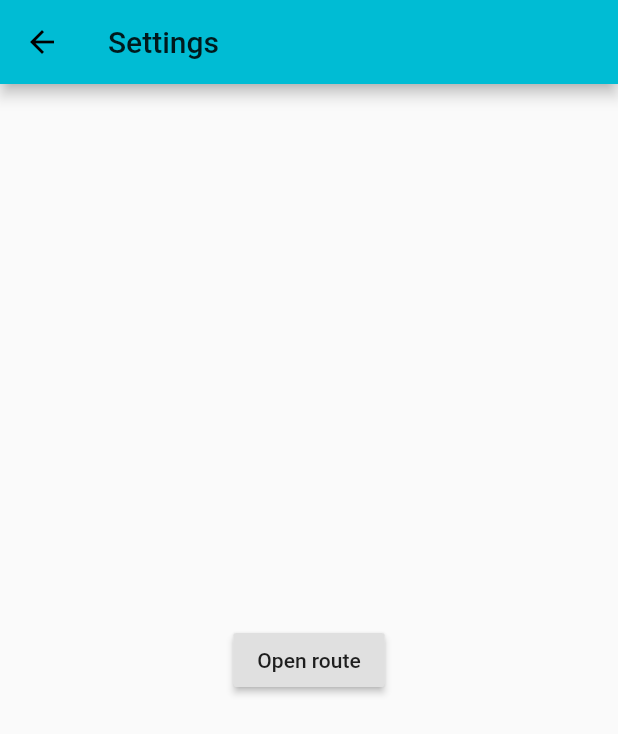
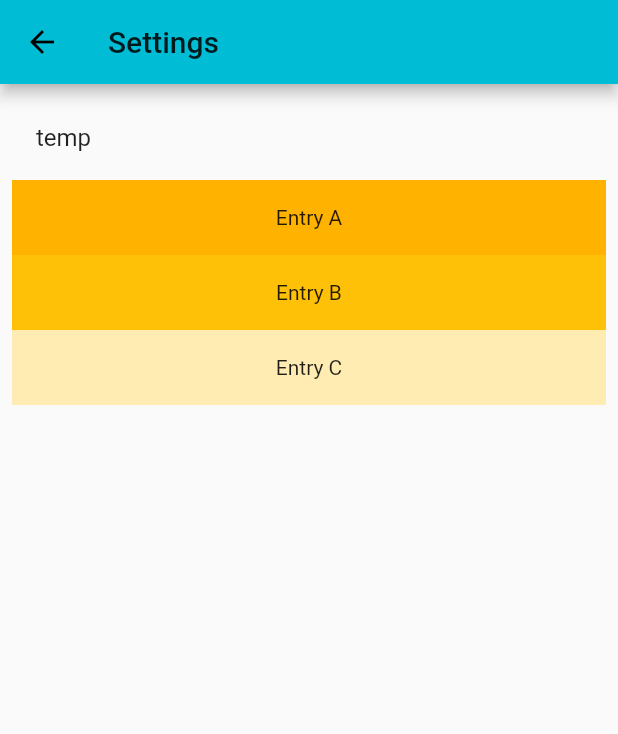
Before and after one commit to ahh1539/Homi, a Flutter app: the SettingsRoute screen opened directly, on a phone screen of 412 x 824 dp. Shown: the top 734 px of the screen. Run offline on Flutter 3.47's test engine with Material 2 defaults, Android fonts, the phone set to English and light mode, and no system bars.

Commit message:
elaborated on settings page

```diff
--- a/lib/Settings/SettingsPage.dart
+++ b/lib/Settings/SettingsPage.dart
@@ -7,13 +7,30 @@ class SettingsRoute extends StatelessWidget {
       appBar: AppBar(
         title: Text('Settings'),
       ),
-      body: Center(
-        child: RaisedButton(
-          child: Text('Open route'),
-          onPressed: () {
-          },
-        ),
+      body: ListView(
+        padding: const EdgeInsets.all(8),
+        children: <Widget>[
+          ListTile(
+            title: Text("temp"),
+          ),
+          Container(
+            height: 50,
+            color: Colors.amber[600],
+            child: const Center(child: Text('Entry A')),
+          ),
+          Container(
+            height: 50,
+            color: Colors.amber[500],
+            child: const Center(child: Text('Entry B')),
+          ),
+          Container(
+            height: 50,
+            color: Colors.amber[100],
+            child: const Center(child: Text('Entry C')),
+          ),
+        ],
       ),
     );
   }
+
 }
--- a/pubspec.yaml
+++ b/pubspec.yaml
@@ -2,6 +2,7 @@ name: animation_exp
 description: A new Flutter project.
 
 dependencies:
+  preferences: ^4.0.0
   flutter:
     sdk: flutter
 
```
Also changed, not shown: pubspec.lock.
